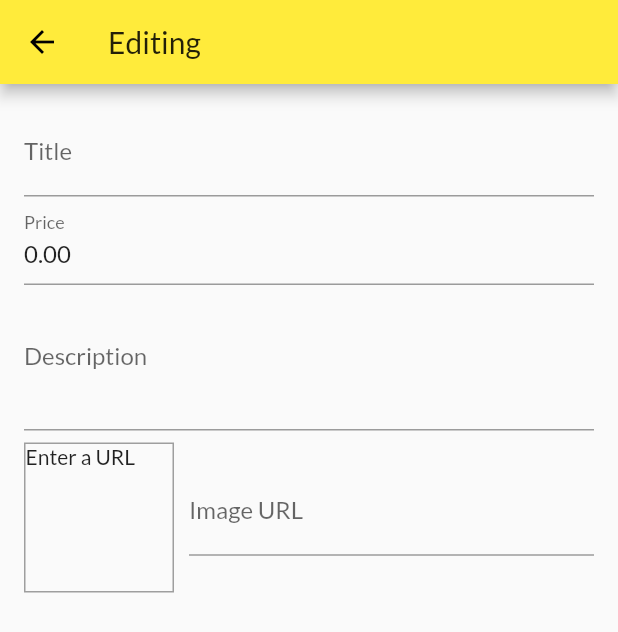
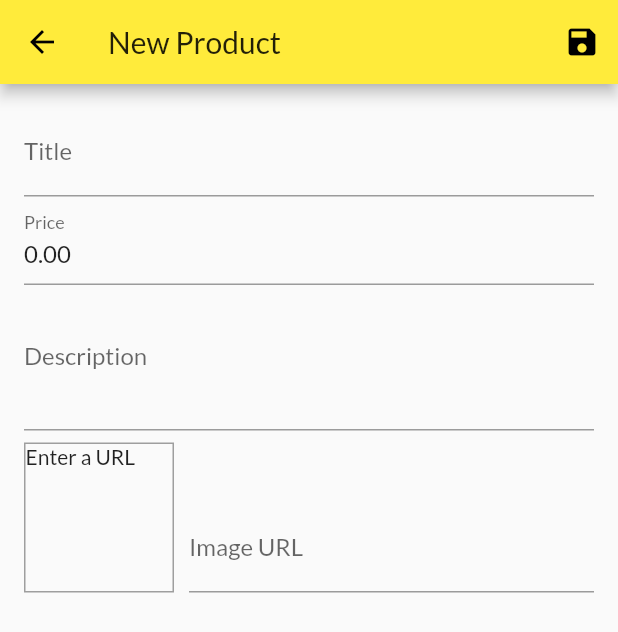
Before and after one commit to RAndrewKoch/shop_app, a Flutter app: the UserProductItem widget shown alone on an empty page, opened directly with empty values, after a tap on the "edit" icon, on a phone screen of 412 x 824 dp. Shown: the top 632 px of the screen. Run offline on Flutter 3.47's test engine with Material 2 defaults, Android fonts, the phone set to English and light mode, and no system bars; network calls fail.

Commit message:
-completed adding new products form, need to add edit old products.

```diff
--- a/lib/providers/product.dart
+++ b/lib/providers/product.dart
@@ -1,11 +1,11 @@
 import 'package:flutter/material.dart';
 
 class Product with ChangeNotifier {
-  final String id;
-  final String title;
-  final String description;
-  final double price;
-  final String imageUrl;
+  final String? id;
+  final String? title;
+  final String? description;
+  final double? price;
+  final String? imageUrl;
   bool isFavorite;
 
   Product(
--- a/lib/providers/products.dart
+++ b/lib/providers/products.dart
@@ -2,7 +2,7 @@ import 'package:flutter/material.dart';
 
 import './product.dart';
 
-class Products with ChangeNotifier{
+class Products with ChangeNotifier {
   List<Product> _items = [
     Product(
       id: 'p1',
@@ -39,27 +39,31 @@ class Products with ChangeNotifier{
   ];
 
 
-
   List<Product> get items {
-      return [..._items];
+    return [..._items];
   }
 
   List<Product> get favoriteItems {
     return _items.where((prod) => prod.isFavorite == true).toList();
   }
 
-  Product findById(String productId){
+  Product findById(String productId) {
     return _items.firstWhere((product) => product.id == productId);
   }
 
 
-  void addProduct(){
-    // _items.add(value);
+  void addProduct(Product product) {
+    final newProduct = Product(title: product.title,
+      price: product.price,
+      imageUrl: product.imageUrl,
+      description: product.description,
+      id: DateTime.now().toString(),);
+    _items.insert(0, newProduct);
     notifyListeners();
   }
 
-  void removeProduct (Product product){
-      _items.remove(product);
-      notifyListeners();
+  void removeProduct(Product product) {
+    _items.remove(product);
+    notifyListeners();
   }
 }
--- a/lib/screens/edit_product_screen.dart
+++ b/lib/screens/edit_product_screen.dart
@@ -1,9 +1,12 @@
 import 'package:flutter/material.dart';
+import 'package:provider/provider.dart';
+import 'package:shop_app/providers/products.dart';
 
 import '../providers/product.dart';
 
 class EditProductScreen extends StatefulWidget {
   static const String routeName = "/edit_product_screen";
+
 
   @override
   _EditProductScreenState createState() => _EditProductScreenState();
@@ -11,52 +14,136 @@ class EditProductScreen extends StatefulWidget {
 
 class _EditProductScreenState extends State<EditProductScreen> {
   final _urlController = TextEditingController();
+  final _urlFocusNode = FocusNode();
+  final GlobalKey<FormState> _form = GlobalKey<FormState>();
+  Product editingProduct = Product(id: "", title: "", description: "", price: 0, imageUrl: "",);
+
+  @override
+  void initState() {
+    _urlFocusNode.addListener(updateImageUrl);
+    super.initState();
+  }
 
   void dispose() {
     _urlController.dispose();
+    _urlFocusNode.removeListener(updateImageUrl);
+    _urlFocusNode.dispose();
+
     super.dispose();
   }
 
+  void updateImageUrl() {
+    if (!_urlFocusNode.hasFocus) {
+      print ("update url fired");
+      setState(() {
+
+      });
+    }
+  }
+
+  void _saveForm() {
+    final isValid = _form.currentState!.validate();
+    if (isValid) {
+      _form.currentState!.save();
+      print(editingProduct.title);
+      Provider.of<Products>(context, listen: false).addProduct(editingProduct);
+      Navigator.of(context).pop();
+    }
+  }
+
+
+
   @override
   Widget build(BuildContext context) {
-    Product? editingProduct;
-    if (ModalRoute.of(context)!.settings.arguments != null) {
-      editingProduct = ModalRoute.of(context)!.settings.arguments as Product;
-    }
-
     return Scaffold(
       appBar: AppBar(
-        title: Text(editingProduct != null
-            ? "Editing ${editingProduct.title}"
-            : "New Product"),
+        title: Text("New Product"),
+        actions: [
+          IconButton(
+            onPressed: () => _saveForm(),
+            icon: Icon(Icons.save),
+          ),
+        ],
       ),
       body: Padding(
         padding: const EdgeInsets.all(16.0),
         child: Form(
+          key: _form,
           child: ListView(
             children: [
               TextFormField(
-                decoration: InputDecoration(labelText: "Title"),
+                autovalidateMode: AutovalidateMode.onUserInteraction,
+                decoration: InputDecoration(
+                  labelText: "Title",
+                ),
                 textInputAction: TextInputAction.next,
-                initialValue:
-                    editingProduct != null ? editingProduct.title : null,
+                initialValue: editingProduct.title,
+                validator: (value) {
+                  if (value!.isEmpty) {
+                    return "Please enter a value";
+                  }
+                  return null;
+                },
+                onSaved: (value) {
+                  editingProduct = Product(
+                    title: value,
+                    price: editingProduct.price,
+                    id: editingProduct.id,
+                    description: editingProduct.description,
+                    imageUrl: editingProduct.imageUrl,
+                  );
+                },
               ),
               TextFormField(
+                autovalidateMode: AutovalidateMode.onUserInteraction,
                 decoration: InputDecoration(labelText: "Price"),
                 keyboardType: TextInputType.number,
                 textInputAction: TextInputAction.next,
-                initialValue: editingProduct != null
-                    ? editingProduct.price.toStringAsFixed(2)
-                    : null,
+                initialValue: editingProduct.price!.toStringAsFixed(2),
+                validator: (value) {
+                  if (value!.isEmpty) {
+                    return "Please enter a value";
+                  } else if (double.tryParse(value) == null) {
+                    return "Price must be a number";
+                  } else if (double.parse(value) <= 0) {
+                    return "Price cannot be zero or less";
+                  }
+                  return null;
+                },
+                onSaved: (value) {
+                  editingProduct = Product(
+                    title: editingProduct.title,
+                    price: double.parse(value!),
+                    id: editingProduct.id,
+                    description: editingProduct.description,
+                    imageUrl: editingProduct.imageUrl,
+                  );
+                },
               ),
               TextFormField(
                 decoration: InputDecoration(labelText: "Description"),
                 maxLines: 3,
+                autovalidateMode: AutovalidateMode.onUserInteraction,
+                validator: (value) {
+                  if (value!.isEmpty) {
+                    return "Please enter a description";
+                  }
+                  return null;
+                },
                 textInputAction: TextInputAction.next,
-                initialValue:
-                    editingProduct != null ? editingProduct.description : null,
+                initialValue: editingProduct.description,
+                onSaved: (value) {
+                  editingProduct = Product(
+                    title: editingProduct.title,
+                    price: editingProduct.price,
+                    id: editingProduct.id,
+                    description: value,
+                    imageUrl: editingProduct.imageUrl,
+                  );
+                },
               ),
               Row(
+                crossAxisAlignment: CrossAxisAlignment.end,
                 children: [
                   Container(
                     width: 100,
@@ -82,16 +169,34 @@ class _EditProductScreenState extends State<EditProductScreen> {
                   ),
                   Expanded(
                     child: TextFormField(
+                      autovalidateMode: AutovalidateMode.onUserInteraction,
+                      validator: (value) {
+                        if (value!.isEmpty){
+                          return "Please enter a URL";
+                        } else if(!value.startsWith("http") && !value.startsWith("https")){
+                          return "Please enter a valid url starting with \"http\" or \"https\"";
+                        } else if (!value.endsWith(".jpg")&&!value.endsWith(".jpeg")&&!value.endsWith(".png")){
+                          return "Image url must end with .jpg, .jpeg, or .png";
+                        }
+                        return null;
+                      },
                       decoration: InputDecoration(
                         labelText: "Image URL",
                       ),
                       keyboardType: TextInputType.url,
-                      textInputAction: TextInputAction.done,
+                      textInputAction: TextInputAction.next,
                       controller: _urlController,
-                      onEditingComplete: () {
-                        setState(() {
-
-                        });
+                      // onEditingComplete: () => updateImageUrl,
+                      focusNode: _urlFocusNode,
+                      onFieldSubmitted: (_) => _saveForm(),
+                      onSaved: (value) {
+                        editingProduct = Product(
+                          title: editingProduct.title,
+                          price: editingProduct.price,
+                          id: editingProduct.id,
+                          description: editingProduct.description,
+                          imageUrl: value,
+                        );
                       },
                     ),
                   ),
--- a/lib/widgets/product_item.dart
+++ b/lib/widgets/product_item.dart
@@ -18,7 +18,7 @@ class ProductItem extends StatelessWidget {
           onTap: () => Navigator.of(context)
               .pushNamed(ProductDetailScreen.routeName, arguments: product.id),
           child: Image.network(
-            product.imageUrl,
+            product.imageUrl!,
             fit: BoxFit.cover,
           ),
         ),
@@ -38,7 +38,7 @@ class ProductItem extends StatelessWidget {
           ),
           trailing: IconButton(
             onPressed: () {
-              cart.addItem(product.id, product.price, product.title);
+              cart.addItem(product.id!, product.price!, product.title!);
               ScaffoldMessenger.of(context).hideCurrentSnackBar();
               ScaffoldMessenger.of(context).showSnackBar(
                 SnackBar(
@@ -49,7 +49,7 @@ class ProductItem extends StatelessWidget {
                   action: SnackBarAction(
                     label: "UNDO",
                     onPressed: () {
-                      cart.removeSingleItem(product.id);
+                      cart.removeSingleItem(product.id!);
                     },
                   ),
                 ),
@@ -61,7 +61,7 @@ class ProductItem extends StatelessWidget {
             ),
           ),
           title: Text(
-            product.title,
+            product.title!,
             textAlign: TextAlign.center,
             style: TextStyle(color: Colors.black),
           ),
--- a/lib/widgets/user_product_item.dart
+++ b/lib/widgets/user_product_item.dart
@@ -21,12 +21,12 @@ class UserProductItem extends StatelessWidget {
         leading: Container(
           width: MediaQuery.of(context).size.width * .15,
           child: CircleAvatar(
-            backgroundImage: NetworkImage(product.imageUrl),
+            backgroundImage: NetworkImage(product.imageUrl!),
           ),
         ),
-        title: Text("${product.id}-${product.title}"),
+        title: Text("${product.title}"),
         subtitle: Text(
-            "${product.description}-\$${product.price.toStringAsFixed(2)}"),
+            "${product.description}-\$${product.price!.toStringAsFixed(2)}"),
         trailing: Container(
           width: MediaQuery.of(context).size.width * .25,
           child: Row(
```
Also changed, not shown: lib/screens/product_detail_screen.dart (+6 -6 lines).
